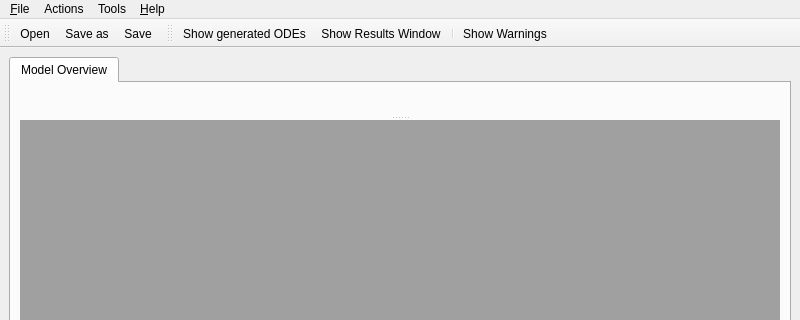
Before: the Qt Designer form src/BioPARKIN_v2.ui in CSB-at-ZIB/BioPARKIN, drawn with Qt 5; both pictures show x 0 to 800 and y 0 to 320 of the 800 by 600 pixel window.
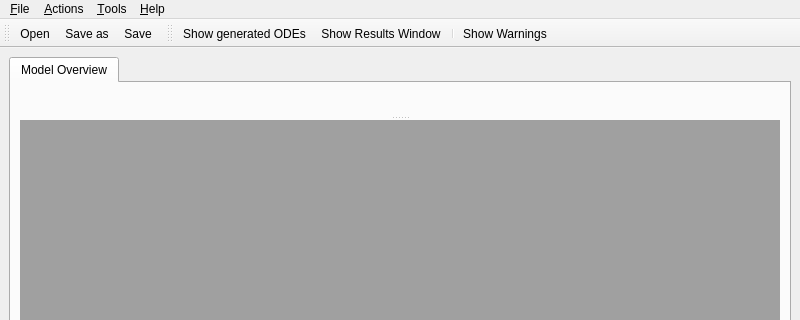
After: the same form once the commit is applied. Icons and pictures are not drawn.

Commit message:
SimWorkbench: Add Simulate button to Param Sets
closes #29

Patch:
```diff
--- a/src/BioPARKIN_v2.ui
+++ b/src/BioPARKIN_v2.ui
@@ -130,13 +130,13 @@
    </widget>
    <widget class="QMenu" name="menuTools">
     <property name="title">
-     <string>Tools</string>
+     <string>&amp;Tools</string>
     </property>
     <addaction name="actionODEGenerator"/>
    </widget>
    <widget class="QMenu" name="menuSimulation">
     <property name="title">
-     <string>Actions</string>
+     <string>&amp;Actions</string>
     </property>
     <addaction name="actionSimulate"/>
     <addaction name="actionComputeSensitivityOverview"/>
```
Left out of the diff: 4 changed lines with no effect on the pictures. The commit also changes 3 other files.
